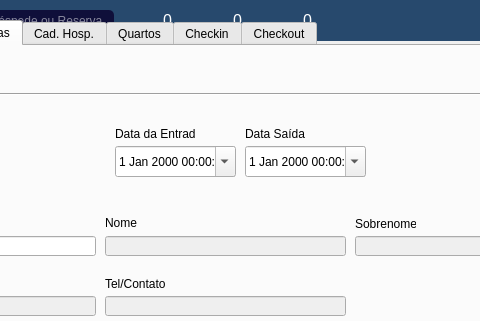
Sigbel/booking-manager, file styles/main_window.ui: the form before one commit; both pictures show x 317 to 797 and y 0 to 321 of the 1114 by 648 pixel window.
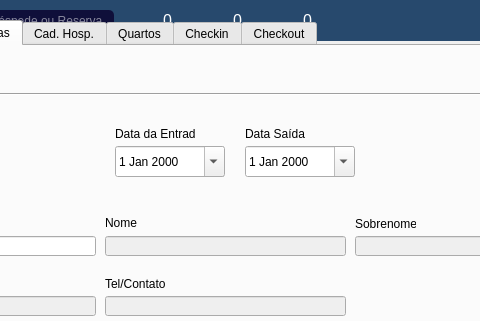
The form after the commit. The open tabs and pages were chosen to show the change. Icons and pictures are not drawn.

```diff
--- a/styles/main_window.ui
+++ b/styles/main_window.ui
@@ -1529,32 +1529,6 @@
        <string>Limpar Campos</string>
       </property>
      </widget>
-     <widget class="QDateTimeEdit" name="date_entrada">
-      <property name="geometry">
-       <rect>
-        <x>290</x>
-        <y>100</y>
-        <width>121</width>
-        <height>31</height>
-       </rect>
-      </property>
-      <property name="calendarPopup">
-       <bool>true</bool>
-      </property>
-     </widget>
-     <widget class="QDateTimeEdit" name="date_saida">
-      <property name="geometry">
-       <rect>
-        <x>420</x>
-        <y>100</y>
-        <width>121</width>
-        <height>31</height>
-       </rect>
-      </property>
-      <property name="calendarPopup">
-       <bool>true</bool>
-      </property>
-     </widget>
      <widget class="QLabel" name="label_89">
       <property name="geometry">
        <rect>
@@ -1568,6 +1542,32 @@
        <string>Data Saída</string>
       </property>
      </widget>
+     <widget class="QDateEdit" name="date_entrada">
+      <property name="geometry">
+       <rect>
+        <x>290</x>
+        <y>100</y>
+        <width>110</width>
+        <height>31</height>
+       </rect>
+      </property>
+      <property name="calendarPopup">
+       <bool>true</bool>
+      </property>
+     </widget>
+     <widget class="QDateEdit" name="date_saida">
+      <property name="geometry">
+       <rect>
+        <x>420</x>
+        <y>100</y>
+        <width>110</width>
+        <height>31</height>
+       </rect>
+      </property>
+      <property name="calendarPopup">
+       <bool>true</bool>
+      </property>
+     </widget>
     </widget>
     <widget class="QWidget" name="tab_cad_hosp">
      <attribute name="title">
```
Left out of the diff: 2 changed lines with no effect on the pictures.
